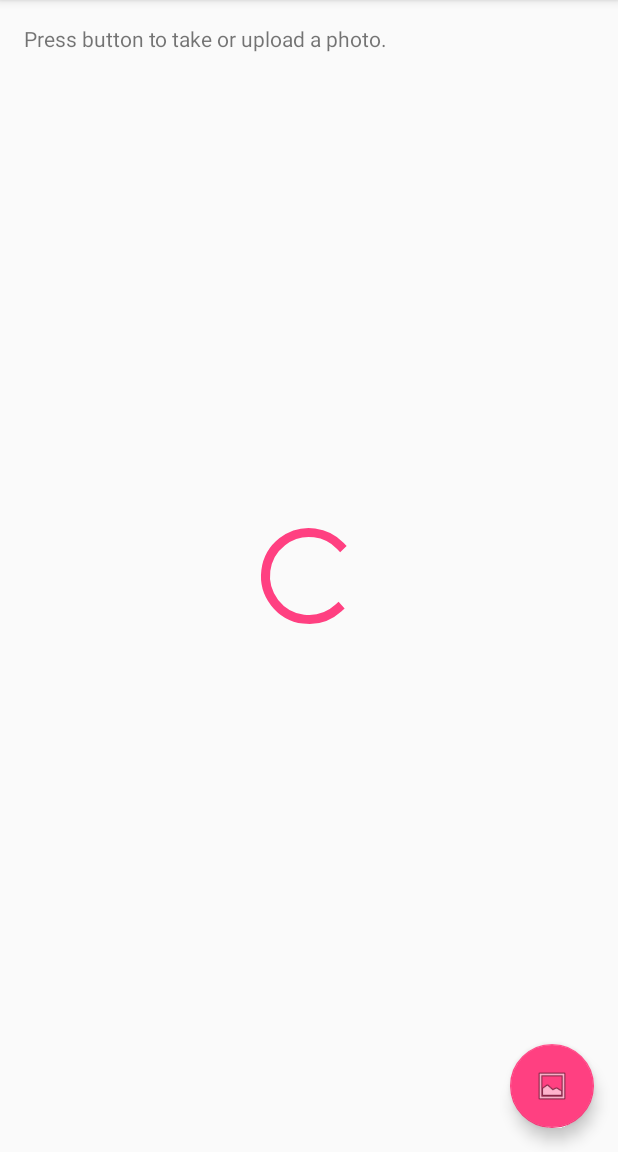
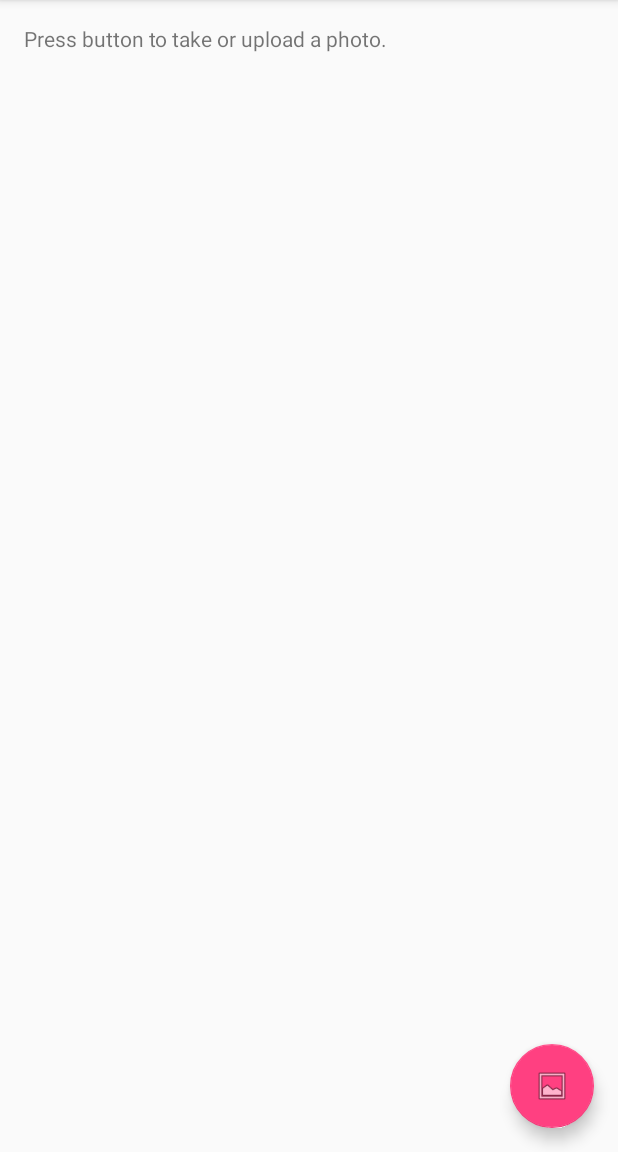
Before and after one commit to carfelre92/3rdyearproject, an Android app: the screen it shows after launch (MainActivity), on a phone screen of 412 x 824 dp, the part 84-1236 px from its top. Run offline under Robolectric (Android 15) with nearby library versions, the phone set to English and light mode, and no system bars; libraries missing offline, so code that uses them is left out: com.google.api.client, com.google.api.services.

Commit message:
Changed loading dialogue. Spinner animation working

```diff
--- a/NutritionApp/app/src/main/java/com/google/sample/cloudvision/MainActivity.java
+++ b/NutritionApp/app/src/main/java/com/google/sample/cloudvision/MainActivity.java
@@ -457,7 +457,7 @@ public class MainActivity extends AppCompatActivity {
 
     private void showSpinner() {
         progress = new ProgressDialog(this);
-        progress.setMessage("Please wait... We've sent a raven to Bran to identify this food....");
+        progress.setMessage("We've sent a raven to Bran to identify this food... Please wait... ");
         progress.setProgressStyle(ProgressDialog.STYLE_SPINNER);
         progress.setIndeterminate(true);
         progress.show();
--- a/NutritionApp/app/src/main/res/layout/content_main.xml
+++ b/NutritionApp/app/src/main/res/layout/content_main.xml
@@ -11,14 +11,6 @@
                 app:layout_behavior="@string/appbar_scrolling_view_behavior"
                 tools:context="com.google.sample.cloudvision.MainActivity"
                 tools:showIn="@layout/activity_main">
-
-    <ProgressBar
-        android:id="@+id/progressBar1"
-        style="?android:attr/progressBarStyleLarge"
-        android:layout_width="wrap_content"
-        android:layout_height="wrap_content"
-        android:layout_centerHorizontal="true"
-        android:layout_centerVertical="true"/>
 
     <ScrollView
         android:id="@+id/scrollView1"
```
